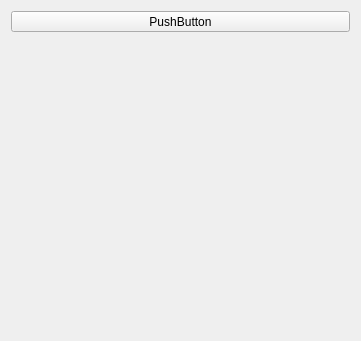
The window that plugins/filters/gradientmap/wdg_gradientmap.ui (KDE/krita) describes before a commit, drawn with Qt 5.
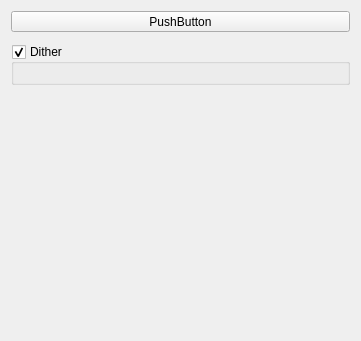
The same window after the commit. Custom widgets are drawn as their Qt base class.

Commit message:
Added basic dither functionality from Palettize filter to the Gradient Map filter. Allows dithered blending between stop colours without introducing any new colours which is desirable for pixel art.
Moved dither functionality/ui out of Palettize filter into KisDitherUtil
and KisDitherWidget.

```diff
--- a/plugins/filters/gradientmap/wdg_gradientmap.ui
+++ b/plugins/filters/gradientmap/wdg_gradientmap.ui
@@ -43,6 +43,21 @@
      </property>
     </widget>
    </item>
+   <item>
+    <widget class="QGroupBox" name="ditherGroupBox">
+     <property name="title">
+      <string>Dither</string>
+     </property>
+     <property name="checkable">
+      <bool>true</bool>
+     </property>
+     <layout class="QFormLayout" name="formLayout">
+      <item row="0" column="0" colspan="2">
+       <widget class="KisDitherWidget" name="ditherWidget" native="true"/>
+      </item>
+     </layout>
+    </widget>
+   </item>
    <item>
     <spacer name="verticalSpacer">
      <property name="orientation">
@@ -70,6 +85,12 @@
    <header>kis_stopgradient_editor.h</header>
    <container>1</container>
   </customwidget>
+  <customwidget>
+   <class>KisDitherWidget</class>
+   <extends>QWidget</extends>
+   <header location="global">KisDitherWidget.h</header>
+   <container>1</container>
+  </customwidget>
  </customwidgets>
  <resources/>
  <connections/>
```
The commit also changes 11 other files.
